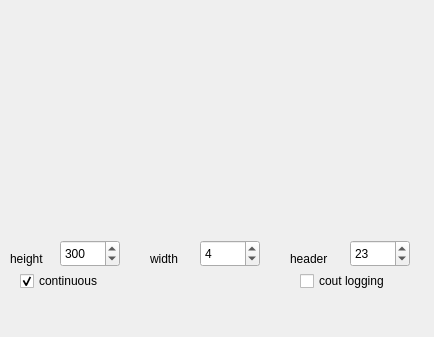
Before: the Qt Designer form src/loganalyzer/mainwindow.ui in ulrichard/mypen, drawn with Qt 5.
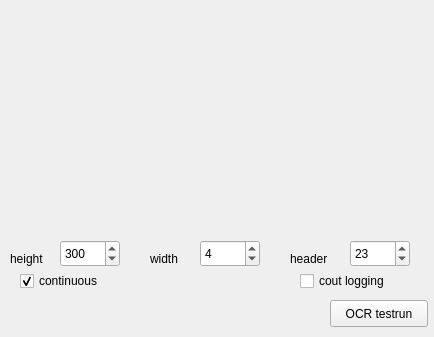
After: the same form once the commit is applied.

```diff
--- a/src/loganalyzer/mainwindow.ui
+++ b/src/loganalyzer/mainwindow.ui
@@ -204,6 +204,19 @@
      <string/>
     </property>
    </widget>
+   <widget class="QPushButton" name="btnOCR">
+    <property name="geometry">
+     <rect>
+      <x>330</x>
+      <y>300</y>
+      <width>98</width>
+      <height>27</height>
+     </rect>
+    </property>
+    <property name="text">
+     <string>OCR testrun</string>
+    </property>
+   </widget>
   </widget>
  </widget>
  <resources/>
```
